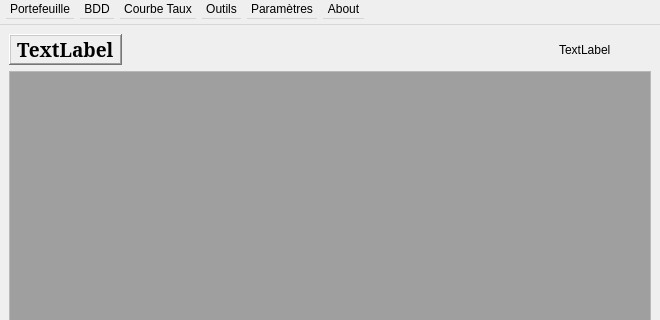
The window that DPricer/presentation/Designer-Files/MDI.ui (Mero89/Pricing-Application) describes before a commit, drawn with Qt 5; both pictures show x 0 to 660 and y 0 to 320 of the 660 by 480 pixel window.
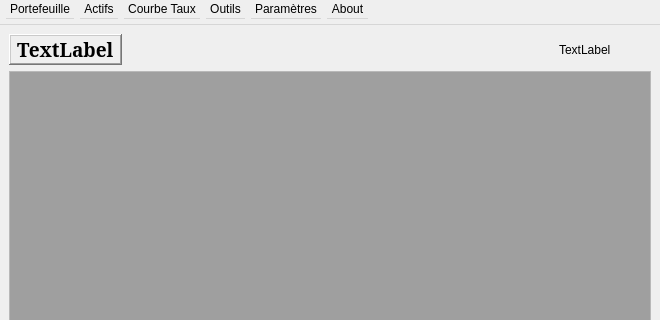
The same window after the commit.

Diff of the .ui file:
```diff
--- a/DPricer/presentation/Designer-Files/MDI.ui
+++ b/DPricer/presentation/Designer-Files/MDI.ui
@@ -176,7 +176,7 @@
    </widget>
    <widget class="QMenu" name="menuBDD">
     <property name="title">
-     <string>BDD</string>
+     <string>Actifs</string>
     </property>
     <widget class="QMenu" name="menuImporter">
      <property name="title">
```
